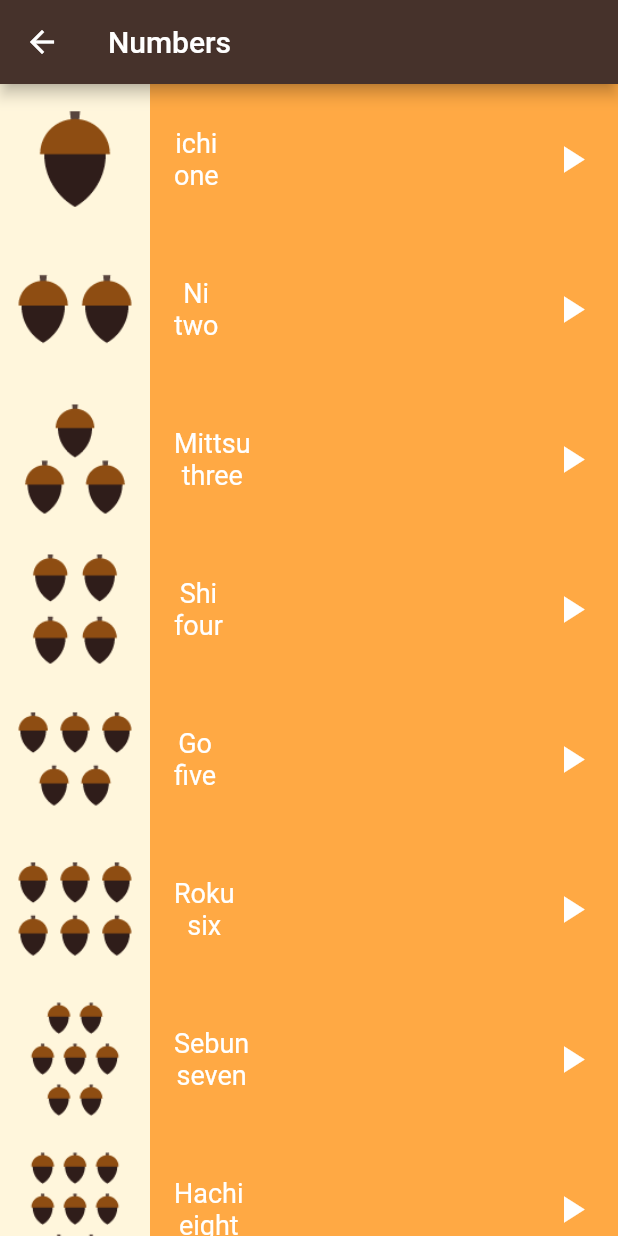
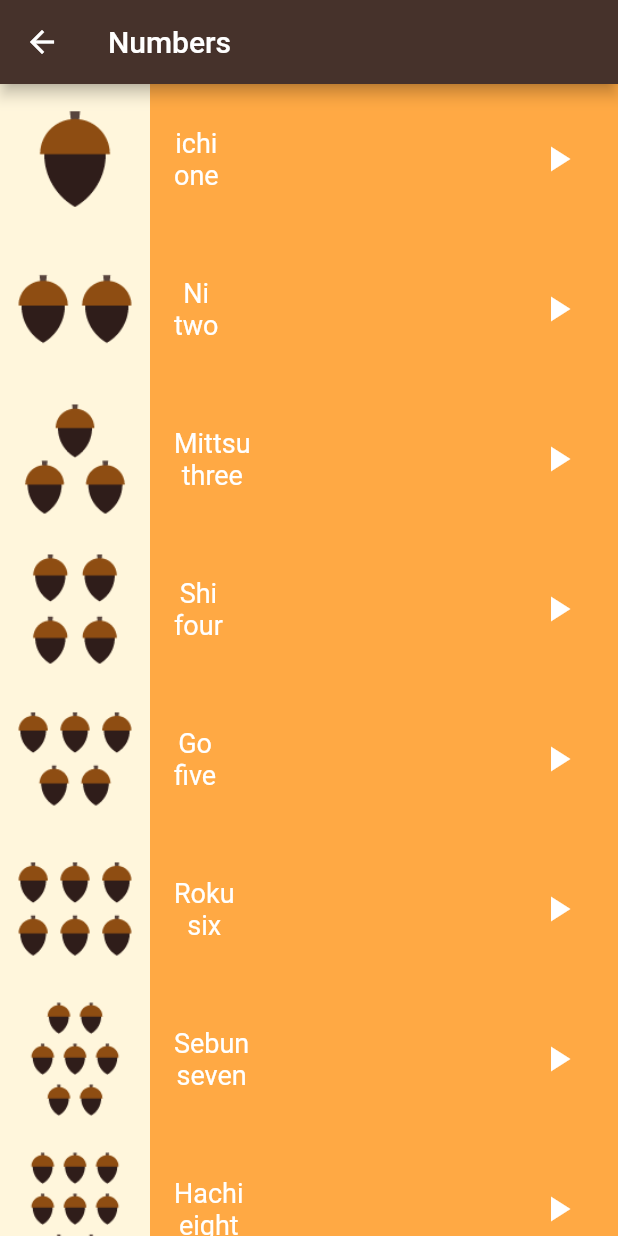
Before and after one commit to MohamedEssam9009/toku_app, a Flutter app: the NumbersPage screen opened directly, on a phone screen of 412 x 824 dp. Run offline on Flutter 3.47's test engine with Material 3 defaults, Android fonts, the phone set to English and light mode, and no system bars.

Commit message:
Icon button

```diff
--- a/lib/components/item.dart
+++ b/lib/components/item.dart
@@ -35,12 +35,15 @@ class Item extends StatelessWidget {
             ),
           ),
           const Spacer(flex: 1),
-          const Padding(
-            padding: EdgeInsets.only(right: 16.0),
-            child: Icon(
-              Icons.play_arrow,
-              color: Colors.white,
-              size: 30.0,
+          Padding(
+            padding: const EdgeInsets.only(right: 16.0),
+            child: IconButton(
+              icon: const Icon(
+                Icons.play_arrow,
+                color: Colors.white,
+                size: 28.0,
+              ),
+              onPressed: () {},
             ),
           ),
         ],
```
